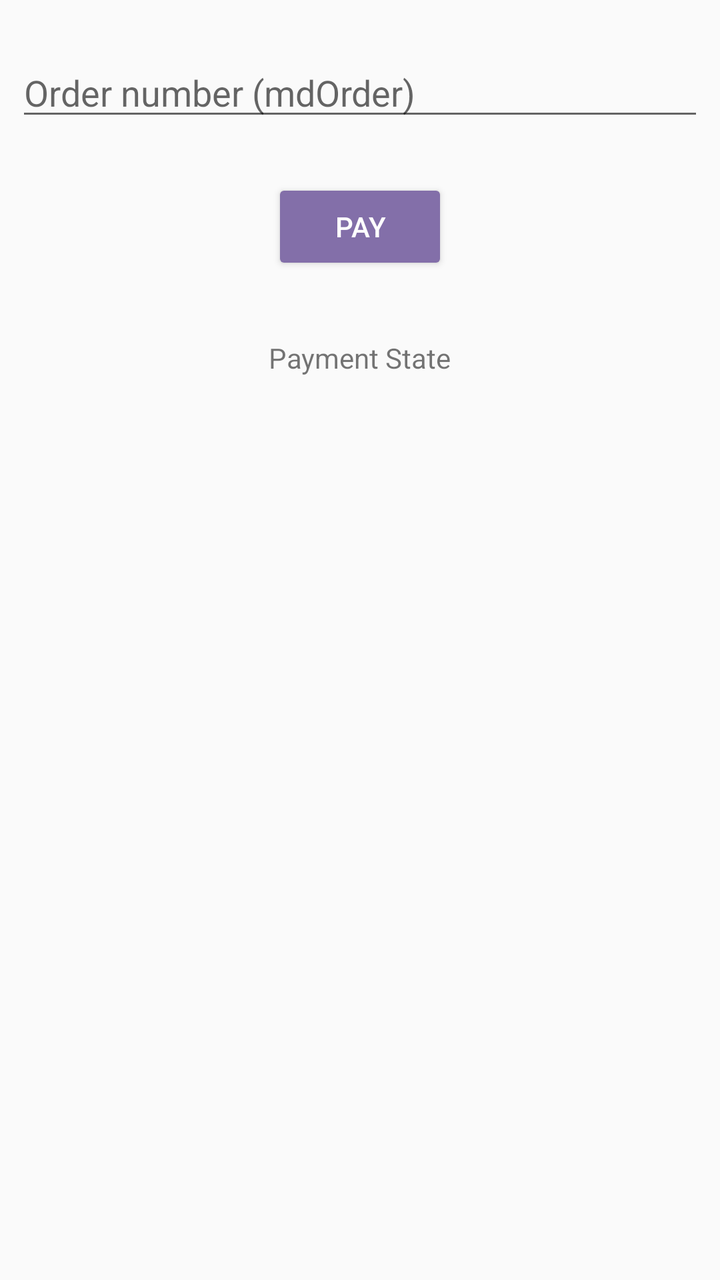
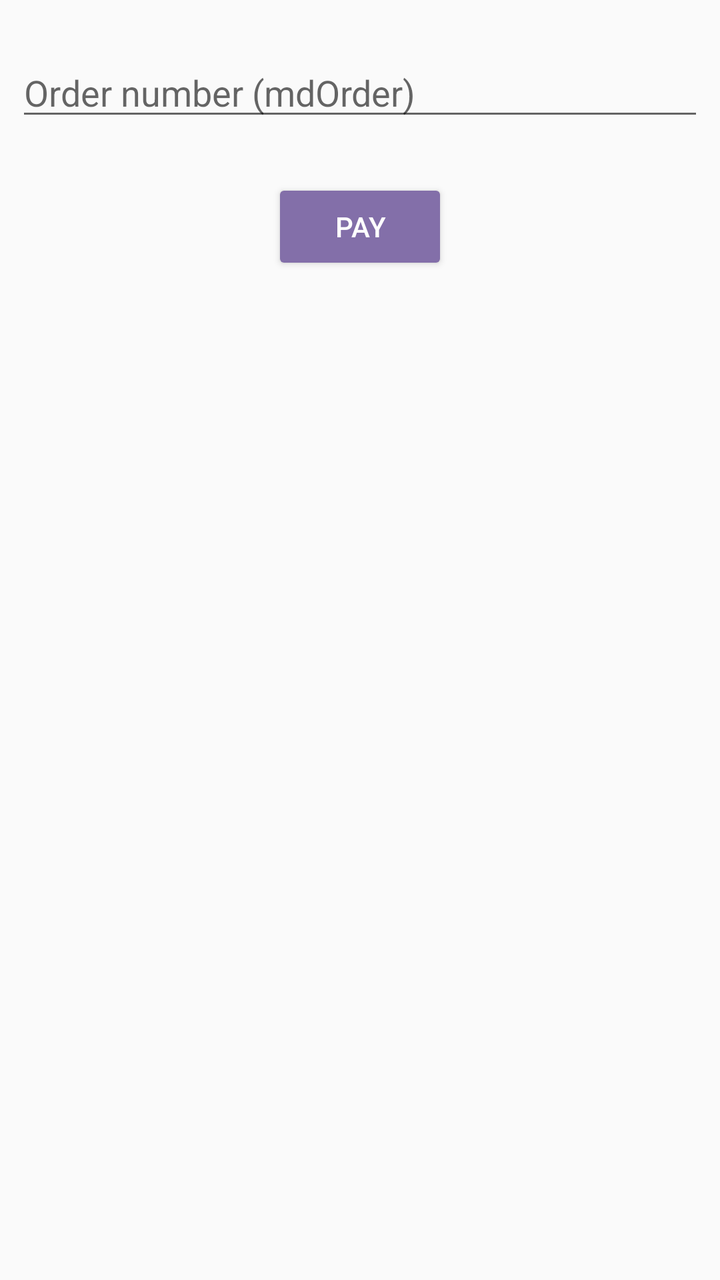

Screens rendered from an Android XML layout before and after an edit, with the pre-edit source and the edit as a unified diff.
<!-- AndroidManifest.xml: application theme AppTheme -->
<!-- res/layout/fragment_payment_form.xml -->
<?xml version="1.0" encoding="utf-8"?>
<androidx.constraintlayout.widget.ConstraintLayout xmlns:android="http://schemas.android.com/apk/res/android"
    xmlns:app="http://schemas.android.com/apk/res-auto"
    android:layout_width="match_parent"
    android:layout_height="match_parent">

    <EditText
        android:id="@+id/mdOrder"
        android:layout_width="match_parent"
        android:layout_height="wrap_content"
        android:layout_marginStart="8dp"
        android:layout_marginTop="24dp"
        android:layout_marginEnd="8dp"
        android:hint="Order number (mdOrder)"
        app:layout_constraintEnd_toEndOf="parent"
        app:layout_constraintStart_toStartOf="parent"
        app:layout_constraintTop_toTopOf="parent" />

    <Button
        android:id="@+id/paymentCheckoutFragment"
        android:layout_width="wrap_content"
        android:layout_height="wrap_content"
        android:layout_marginTop="24dp"
        android:text="Pay"
        app:layout_constraintEnd_toEndOf="parent"
        app:layout_constraintStart_toStartOf="parent"
        app:layout_constraintTop_toBottomOf="@+id/mdOrder" />

    <TextView
        android:id="@+id/textResult"
        android:layout_width="wrap_content"
        android:layout_height="wrap_content"
        android:layout_marginTop="32dp"
        android:text="Payment State"
        app:layout_constraintEnd_toEndOf="parent"
        app:layout_constraintStart_toStartOf="parent"
        app:layout_constraintTop_toBottomOf="@+id/paymentCheckoutFragment" />

</androidx.constraintlayout.widget.ConstraintLayout>
<!-- resources referenced by this layout -->
<resources>
  <style name="AppTheme" parent="Theme.AppCompat.Light.DarkActionBar">
          
          <item name="colorPrimary">@color/colorPrimary</item>
          <item name="colorPrimaryDark">@color/colorPrimaryDark</item>
          <item name="colorAccent">@color/colorAccent</item>
          <item name="android:buttonStyle">@style/BrandButtonStyle</item>
      </style>
  <color name="colorPrimary">#b39ddb</color>
  <color name="colorPrimaryDark">#836fa9</color>
  <color name="colorAccent">#836fa9</color>
  <style name="BrandButtonStyle" parent="Widget.AppCompat.Button.Colored">
          <item name="colorButtonNormal">@color/colorPrimary</item>
          <item name="android:textColor">@android:color/white</item>
      </style>
</resources>

<!-- the commit's change to res/layout/fragment_payment_form.xml (unified diff, before → after) -->
@@ -11,7 +11,7 @@
         android:layout_marginStart="8dp"
         android:layout_marginTop="24dp"
         android:layout_marginEnd="8dp"
-        android:hint="Order number (mdOrder)"
+        android:hint="@string/md_order_hint"
         app:layout_constraintEnd_toEndOf="parent"
         app:layout_constraintStart_toStartOf="parent"
         app:layout_constraintTop_toTopOf="parent" />
@@ -21,17 +21,24 @@
         android:layout_width="wrap_content"
         android:layout_height="wrap_content"
         android:layout_marginTop="24dp"
-        android:text="Pay"
+        android:text="@string/pay"
         app:layout_constraintEnd_toEndOf="parent"
         app:layout_constraintStart_toStartOf="parent"
         app:layout_constraintTop_toBottomOf="@+id/mdOrder" />
 
     <TextView
         android:id="@+id/textResult"
-        android:layout_width="wrap_content"
+        android:layout_width="0dp"
         android:layout_height="wrap_content"
-        android:layout_marginTop="32dp"
-        android:text="Payment State"
+        android:layout_marginStart="8dp"
+        android:layout_marginTop="24dp"
+        android:layout_marginEnd="8dp"
+        android:layout_marginBottom="16dp"
+        android:background="@drawable/bg_payment_result"
+        android:padding="16dp"
+        android:textColor="@android:color/black"
+        android:textSize="15sp"
+        android:visibility="gone"
         app:layout_constraintEnd_toEndOf="parent"
         app:layout_constraintStart_toStartOf="parent"
         app:layout_constraintTop_toBottomOf="@+id/paymentCheckoutFragment" />
<!-- resource entries referenced after the edit -->
@@ -1,5 +1,14 @@
 <!-- resources referenced by this layout -->
 <resources>
+  <!-- drawable bg_payment_result (drawable) -->
+  <?xml version="1.0" encoding="utf-8"?>
+  <shape xmlns:android="http://schemas.android.com/apk/res/android"
+      android:shape="rectangle">
+      <solid android:color="#E5E5EA" />
+      <corners android:radius="12dp" />
+  </shape>
+  <string name="md_order_hint">Order number (mdOrder)</string>
+  <string name="pay">Pay</string>
   <style name="AppTheme" parent="Theme.AppCompat.Light.DarkActionBar">
           
           <item name="colorPrimary">@color/colorPrimary</item>
